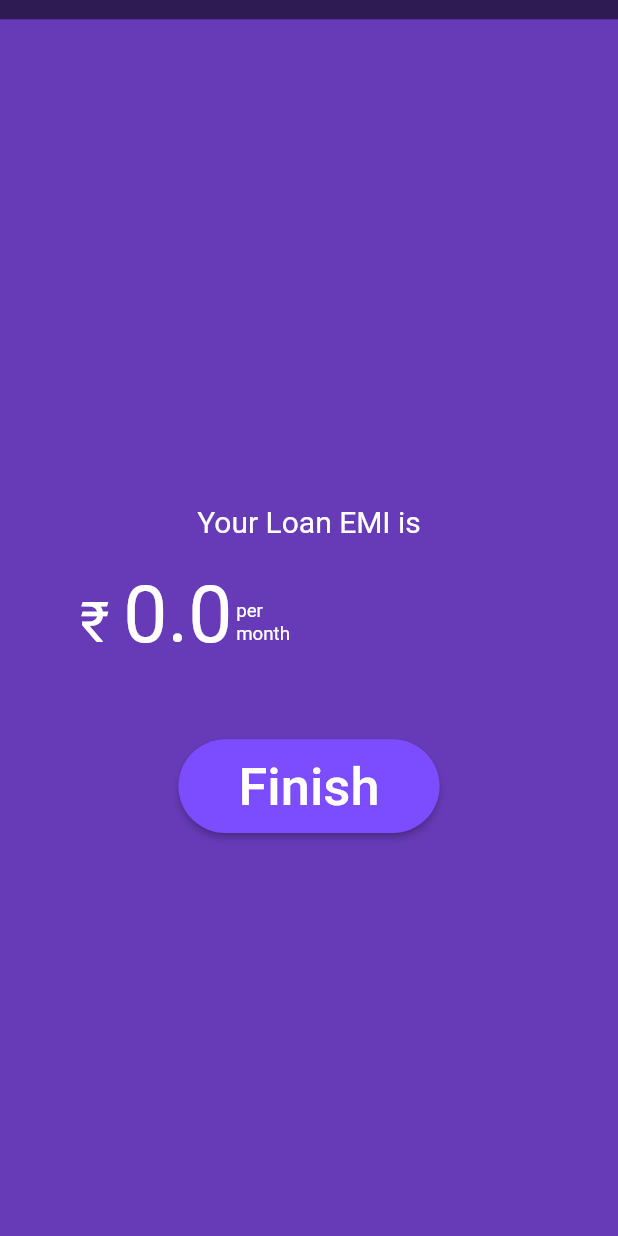
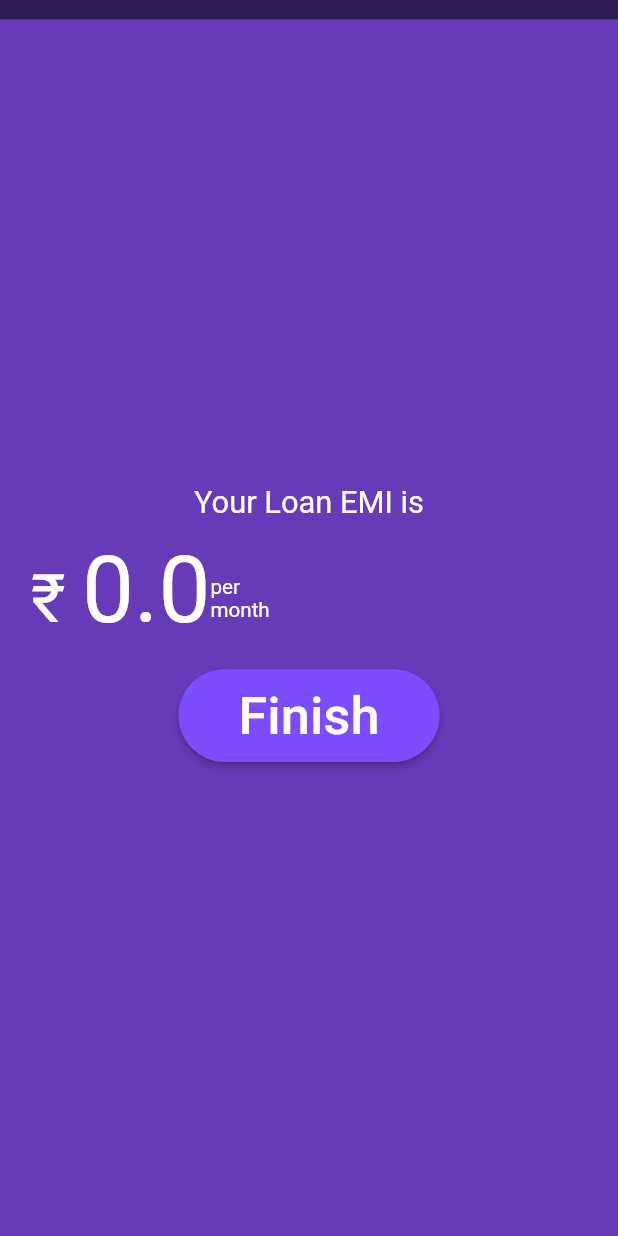
Before and after one commit to Jayraj185/emi_calculator, a Flutter app: the screen it shows after launch, after a tap on "Calculate", on a phone screen of 412 x 824 dp. Run offline on Flutter 3.47's test engine with Material 2 defaults, Android fonts, the light colour scheme and no system bars; our stand-ins replace sizer.

Commit message:
New Data Add

```diff
--- a/lib/HomeScreen.dart
+++ b/lib/HomeScreen.dart
@@ -1,6 +1,7 @@
 import 'dart:math';
 
 import 'package:flutter/material.dart';
+import 'package:sizer/sizer.dart';
 
 class HomeScreen extends StatefulWidget {
   const HomeScreen({Key? key}) : super(key: key);
@@ -17,7 +18,8 @@ class _HomeScreenState extends State<HomeScreen> {
 
   @override
   Widget build(BuildContext context) {
-    return Scaffold(
+    return SafeArea(
+      child: Scaffold(
           appBar: AppBar(
             title: Text(
               "EMI CALCULATOR",
@@ -28,8 +30,8 @@ class _HomeScreenState extends State<HomeScreen> {
           body: Stack(
             children: [
               Container(
-              height: 350,
-              width: double.infinity,
+                height: 40.h,
+                width: 100.h,
                 decoration: BoxDecoration(color: Colors.deepPurple, boxShadow: [
                   BoxShadow(color: Colors.black54, blurRadius: 60)
                 ]),
@@ -39,21 +41,21 @@ class _HomeScreenState extends State<HomeScreen> {
                   children: [
                     Text(
                       "Your Loan EMI is",
-                    style: TextStyle(color: Colors.white, fontSize: 20),
+                      style: TextStyle(color: Colors.white, fontSize: 15.sp),
                     ),
                     SizedBox(
-                    height: 8,
+                      height: 2.h,
                     ),
                     Text(
                       "₹$answer",
-                    style: TextStyle(color: Colors.white, fontSize: 50),
+                      style: TextStyle(color: Colors.white, fontSize: 45.sp),
                     ),
                     SizedBox(
-                    height: 3,
+                      height: 1.h,
                     ),
                     Text(
                       "Per Month",
-                    style: TextStyle(color: Colors.white, fontSize: 15),
+                      style: TextStyle(color: Colors.white, fontSize: 12.sp),
                     ),
                   ],
                 ),
@@ -61,10 +63,10 @@ class _HomeScreenState extends State<HomeScreen> {
               Align(
                 alignment: Alignment.center,
                 child: Padding(
-                padding: EdgeInsets.only(left: 20, right: 20, top: 215),
+                  padding: EdgeInsets.only(left: 2.h, right: 2.h, top: 25.h),
                   child: Container(
-                  height: 450,
-                  width: double.infinity,
+                    height: 55.h,
+                    width: 200.w,
                     decoration: BoxDecoration(color: Colors.white, boxShadow: [
                       BoxShadow(color: Colors.black54, blurRadius: 10),
                     ],
@@ -77,22 +79,22 @@ class _HomeScreenState extends State<HomeScreen> {
                           mainAxisAlignment: MainAxisAlignment.spaceBetween,
                           children: [
                             SizedBox(
-                            height: 5,
+                              height: 0.5.h,
                             ),
                             Padding(
-                            padding: EdgeInsets.only(left: 15,right: 15,top: 21),
+                              padding: EdgeInsets.only(left: 2.h,right: 2.h,top: 2.h),
                               child: Row(
                                 mainAxisAlignment: MainAxisAlignment.spaceBetween,
                                 children: [
                                   Text(
                                     "Loan Amount",
                                     style: TextStyle(
-                                      color: Colors.black, fontSize: 18),
+                                        color: Colors.black, fontSize: 15.sp),
                                   ),
                                   Text(
                                     "₹ $amount",
                                     style: TextStyle(
-                                      color: Colors.black, fontSize: 18),
+                                        color: Colors.black, fontSize: 15.sp),
                                   ),
                                 ],
                               ),
@@ -114,41 +116,41 @@ class _HomeScreenState extends State<HomeScreen> {
                             Row(
                               children: [
                                 Padding(
-                                padding: EdgeInsets.only(right: 160,left: 22),
+                                  padding: EdgeInsets.only(right: 18.h,left: 3.h),
                                   child: Text(
                                     "10,000",
                                     style: TextStyle(
                                         color: Colors.black12,
-                                      fontSize: 15
+                                        fontSize: 12.sp
                                     ),
                                   ),
                                 ),
                                 Padding(
-                                padding: EdgeInsets.only(left: 45),
+                                  padding: EdgeInsets.only(left: 5.h),
                                   child: Text(
                                     "5,00,000",
                                     style: TextStyle(
                                         color: Colors.black12,
-                                      fontSize: 15
+                                        fontSize: 12.sp
                                     ),
                                   ),
                                 ),
                               ],
                             ),
                             Padding(
-                            padding: EdgeInsets.only(left: 15,right: 15,top: 30),
+                              padding: EdgeInsets.only(left: 2.h,right: 2.h,top: 3.h),
                               child: Row(
                                 mainAxisAlignment: MainAxisAlignment.spaceBetween,
                                 children: [
                                   Text(
                                     "Interest Rate",
                                     style: TextStyle(
-                                      color: Colors.black, fontSize: 18),
+                                        color: Colors.black, fontSize: 15.sp),
                                   ),
                                   Text(
                                     "$rate%",
                                     style: TextStyle(
-                                      color: Colors.black, fontSize: 18),
+                                        color: Colors.black, fontSize: 15.sp),
                                   ),
                                 ],
                               ),
@@ -169,41 +171,41 @@ class _HomeScreenState extends State<HomeScreen> {
                             Row(
                               children: [
                                 Padding(
-                                padding: EdgeInsets.only(right: 160,left: 22),
+                                  padding: EdgeInsets.only(right: 18.h,left: 3.h),
                                   child: Text(
                                     "1",
                                     style: TextStyle(
                                         color: Colors.black12,
-                                      fontSize: 15
+                                        fontSize: 13.sp
                                     ),
                                   ),
                                 ),
                                 Padding(
-                                padding: EdgeInsets.only(left: 115),
+                                  padding: EdgeInsets.only(left: 90.sp),
                                   child: Text(
                                     "16",
                                     style: TextStyle(
                                         color: Colors.black12,
-                                      fontSize: 15
+                                        fontSize: 13.sp
                                     ),
                                   ),
                                 ),
                               ],
                             ),
                             Padding(
-                            padding: EdgeInsets.only(left: 15,right: 15,top: 30),
+                              padding: EdgeInsets.only(left: 2.h,right: 2.h,top: 3.h),
                               child: Row(
                                 mainAxisAlignment: MainAxisAlignment.spaceBetween,
                                 children: [
                                   Text(
                                     "Loan Tenure",
                                     style: TextStyle(
-                                      color: Colors.black, fontSize: 18),
+                                        color: Colors.black, fontSize: 15.sp),
                                   ),
                                   Text(
                                     "$year years",
                                     style: TextStyle(
-                                      color: Colors.black, fontSize: 18),
+                                        color: Colors.black, fontSize: 15.sp),
                                   ),
                                 ],
                               ),
@@ -224,12 +226,12 @@ class _HomeScreenState extends State<HomeScreen> {
                             Row(
                               children: [
                                 Padding(
-                                padding: EdgeInsets.only(right: 160,left: 22),
+                                  padding: EdgeInsets.only(right: 18.h,left: 3.h),
                                   child: Text(
                                     "1",
                                     style: TextStyle(
                                         color: Colors.black12,
-                                      fontSize: 15
+                                        fontSize: 13.sp
                                     ),
                                   ),
                                 ),
@@ -239,7 +241,7 @@ class _HomeScreenState extends State<HomeScreen> {
                                     "20",
                                     style: TextStyle(
                                         color: Colors.black12,
-                                      fontSize: 15
+                                        fontSize: 13.sp
                                     ),
                                   ),
                                 ),
@@ -247,8 +249,8 @@ class _HomeScreenState extends State<HomeScreen> {
                             ),
                             SizedBox(height: 21,),
                             SizedBox(
-                            height: 50,
-                            width: 150,
+                              height: 6.h,
+                              width: 40.w,
                               child: ElevatedButton(
                                 onPressed: () {
                                   setState(() {
@@ -260,7 +262,7 @@ class _HomeScreenState extends State<HomeScreen> {
                                 child: Text(
                                   "Calculate",
                                   style:
-                                TextStyle(color: Colors.white, fontSize: 21),
+                                  TextStyle(color: Colors.white, fontSize: 15.sp),
                                 ),
                                 style: ElevatedButton.styleFrom(
                                     backgroundColor: Colors.deepPurple,
@@ -288,18 +290,19 @@ class _HomeScreenState extends State<HomeScreen> {
                       },
                       child: Icon(Icons.close,color: Colors.white,size: 50,)
                   ),
-                padding: EdgeInsets.only(left: 185,bottom: 50),
+                  padding: EdgeInsets.only(left: 18.h,bottom: 5.h),
                 ),
                 ListTile(
-                title: Text("Home",style: TextStyle(color: Colors.white,fontSize: 21),),
+                  title: Text("Home",style: TextStyle(color: Colors.white,fontSize: 18.sp),),
                 ),
                 ListTile(
-                title: Text("Profile",style: TextStyle(color: Colors.white,fontSize: 21),),
+                  title: Text("Profile",style: TextStyle(color: Colors.white,fontSize: 18.sp),),
                 ),
                 ListTile(
-                title: Text("Logout",style: TextStyle(color: Colors.white,fontSize: 21),),
+                  title: Text("Logout",style: TextStyle(color: Colors.white,fontSize: 18.sp),),
                 ),
               ],
+            ),
           ),
       ),
     );
@@ -312,19 +315,20 @@ class _HomeScreenState extends State<HomeScreen> {
         child: Column(
           children: [
             Padding(
-              padding: EdgeInsets.only(top: 130),
+              padding: EdgeInsets.only(top: 15.h),
               child: Text(
                 "Your Loan EMI is",
                 style: TextStyle(
                   color: Colors.white,
-                  fontSize: 8
+                  fontSize: 6.sp
+
                 ),
               ),
             ),
             Row(
               children: [
                 Padding(
-                  padding: EdgeInsets.only(left: 145,top: 8),
+                  padding: EdgeInsets.only(left: 16.h,top: 0.5.h),
                   child: Text.rich(
                       TextSpan(
                           children: [
@@ -332,14 +336,14 @@ class _HomeScreenState extends State<HomeScreen> {
                               text: "₹ ",
                               style: TextStyle(
                                   color: Colors.white,
-                                  fontSize: 15
+                                  fontSize: 13.sp
                               ),
                             ),
                             TextSpan(
                               text: "$answer",
                               style: TextStyle(
                                   color: Colors.white,
-                                  fontSize: 21
+                                  fontSize: 18.sp
                               ),
                             ),
                           ]
@@ -347,21 +351,21 @@ class _HomeScreenState extends State<HomeScreen> {
                   ),
                 ),
                 Padding(
-                  padding: EdgeInsets.only(top: 10,left: 1),
+                  padding: EdgeInsets.only(top: 1.h,),
                   child: Text(
                     "per\nmonth",
                     style: TextStyle(
                       color: Colors.white,
-                      fontSize: 5
+                      fontSize: 4.sp
                     ),
                   ),
                 )
               ],
             ),
             Padding(
-              padding: EdgeInsets.only(top: 20),
+              padding: EdgeInsets.only(top: 0.8.h),
               child: SizedBox(
-                height: 25,
+                height: 3.h,
                 child: Align(
                   alignment: Alignment.center,
                   child: ElevatedButton(
--- a/lib/main.dart
+++ b/lib/main.dart
@@ -1,12 +1,42 @@
 import 'package:emi_calculator/HomeScreen.dart';
 import 'package:flutter/material.dart';
+import 'package:sizer/sizer.dart';
 
 void main() {
   runApp(
-    MaterialApp(
-      title: "EMI Calculator",
-      debugShowCheckedModeBanner: false,
-      home: HomeScreen(),
+    Sizer(
+      builder: (context,ori,type){
+        return MaterialApp(
+          title: "EMI Calculator",
+          debugShowCheckedModeBanner: false,
+          home: HomeScreen(),
+        );
+      },
     ),
   );
 }
+class Home extends StatefulWidget {
+  const Home({Key? key}) : super(key: key);
+
+  @override
+  State<Home> createState() => _HomeState();
+}
+
+class _HomeState extends State<Home> {
+  @override
+  Widget build(BuildContext context) {
+    return SafeArea(
+      child: Scaffold(
+        appBar: AppBar(
+          title: Text("EMI"),
+          backgroundColor: Colors.red,
+        ),
+        body: Container(
+          height: 100.h,
+          width: 150,
+          color: Colors.purple,
+        ),
+      ),
+    );
+  }
+}
--- a/pubspec.yaml
+++ b/pubspec.yaml
@@ -36,6 +36,7 @@ dependencies:
   # The following adds the Cupertino Icons font to your application.
   # Use with the CupertinoIcons class for iOS style icons.
   cupertino_icons: ^1.0.2
+  sizer: ^2.0.15
 
 dev_dependencies:
   flutter_test:
```
Also changed, not shown: pubspec.lock. Lines whose indentation alone changed are shown as unchanged.
